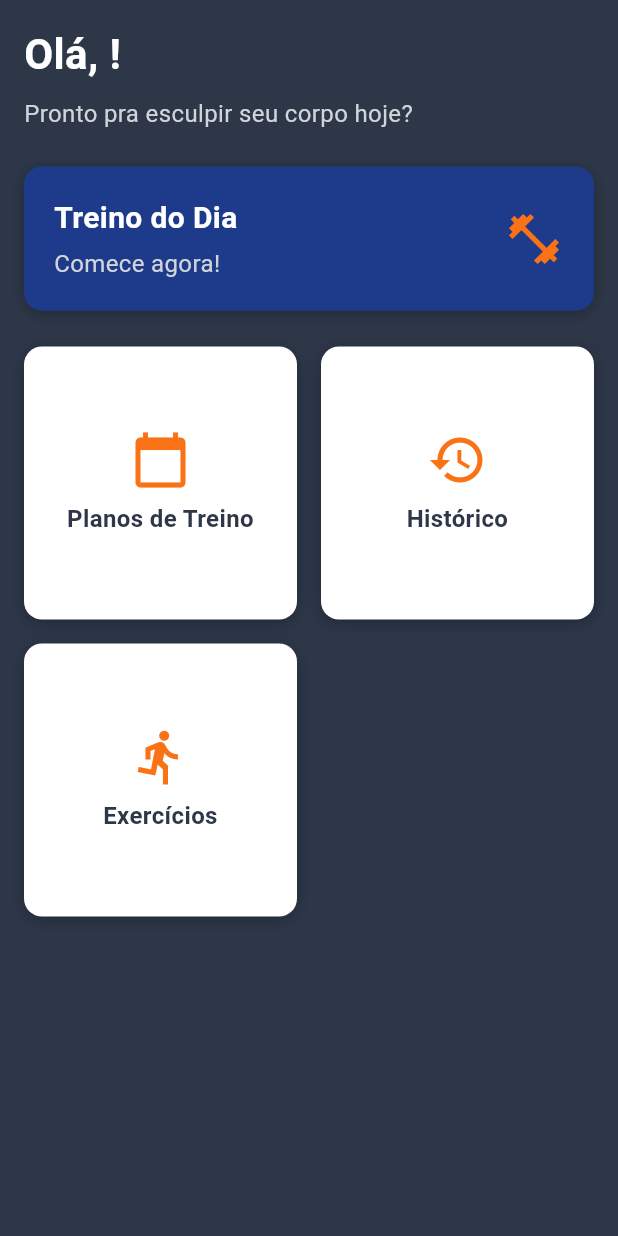
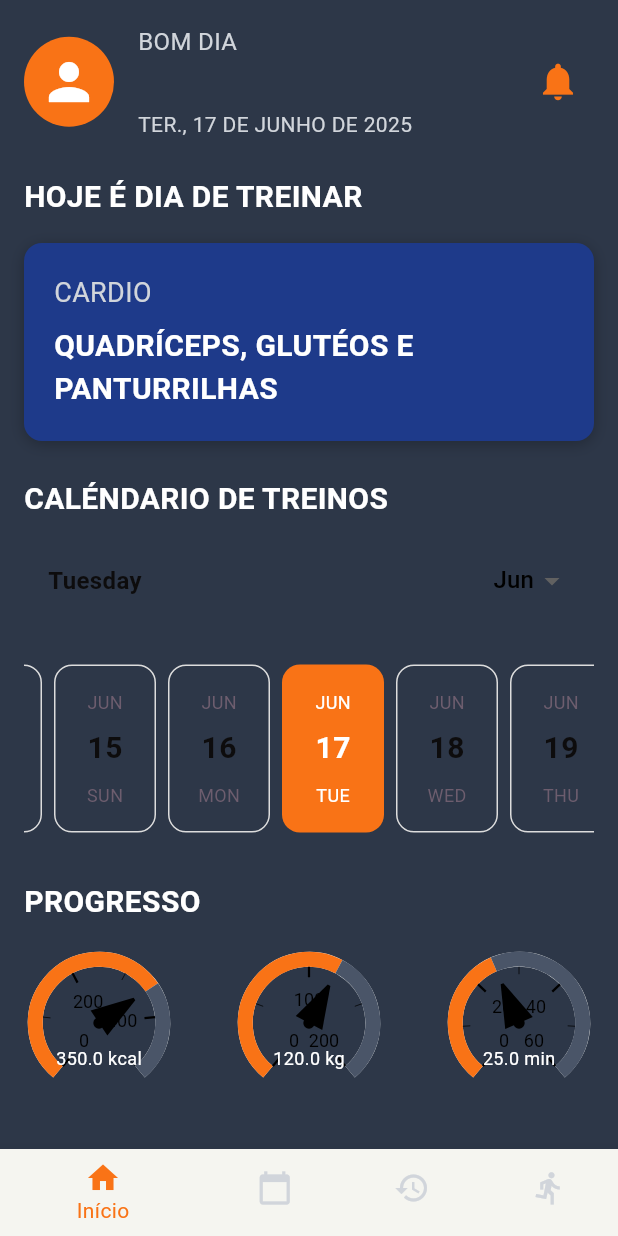
Before and after one commit to albertobezerra/esculpo, a Flutter app: the TelaInicial screen opened by its route, on a phone screen of 412 x 824 dp. Run offline on Flutter 3.47's test engine with Material 3 defaults, Android fonts, the phone set to English and light mode, and no system bars; drawn by our look-alikes of easy_date_timeline, syncfusion_flutter_gauges; our stand-ins replace cloud_firestore, firebase_auth, firebase_core, flutter_riverpod, google_fonts, google_mobile_ads and 2 more; accounts and stored records are empty.

Commit message:
Andamento na tela inicial

```diff
--- a/lib/screens/tela_inicial.dart
+++ b/lib/screens/tela_inicial.dart
@@ -1,45 +1,109 @@
 import 'package:flutter/material.dart';
 import 'package:firebase_auth/firebase_auth.dart';
+import 'package:intl/intl.dart';
+import 'package:easy_date_timeline/easy_date_timeline.dart';
+import 'package:syncfusion_flutter_gauges/gauges.dart';
 import 'tela_planos_treino.dart';
 import 'tela_historico_treinos.dart';
 import 'tela_exercicios.dart';
 import 'tela_treino.dart';
 
-class TelaInicial extends StatelessWidget {
+class TelaInicial extends StatefulWidget {
   const TelaInicial({super.key});
+
+  @override
+  State<TelaInicial> createState() => _TelaInicialState();
+}
+
+class _TelaInicialState extends State<TelaInicial> {
+  int _selectedIndex = 0;
+  final List<Widget> _pages = [
+    const TelaInicial(), // Substituir por um widget único se possível
+    const TelaPlanosTreino(),
+    const TelaHistoricoTreinos(),
+    const TelaExercicios(),
+  ];
 
   @override
   Widget build(BuildContext context) {
     final user = FirebaseAuth.instance.currentUser;
     final userName = user?.displayName ?? 'Usuário';
+    final DateTime now = DateTime.now();
+    final String formattedDate =
+        DateFormat('EEE, dd \'DE\' MMMM \'DE\' yyyy', 'pt_BR')
+            .format(now)
+            .toUpperCase();
+
+    // Dados fictícios pra gráficos (substituir por dados reais do Firebase depois)
+    const double caloriesBurned = 350.0;
+    const double weightLifted = 120.0;
+    const double cardioTime = 25.0;
 
     return Scaffold(
-      backgroundColor: const Color(0xFF2D3748), // Cinza Escuro
+      backgroundColor: const Color(0xFF2D3748),
       body: SafeArea(
         child: Padding(
           padding: const EdgeInsets.all(16.0),
           child: Column(
             crossAxisAlignment: CrossAxisAlignment.start,
             children: [
-              // Cabeçalho com saudação
+              // Cabeçalho
+              Row(
+                children: [
+                  const CircleAvatar(
+                    radius: 30,
+                    backgroundColor: Color(0xFFF97316),
+                    child: Icon(Icons.person, size: 40, color: Colors.white),
+                  ),
+                  const SizedBox(width: 16),
+                  Column(
+                    crossAxisAlignment: CrossAxisAlignment.start,
+                    children: [
+                      const Text(
+                        'BOM DIA',
+                        style: TextStyle(
+                          fontSize: 16,
+                          color: Color(0xFFD1D5DB),
+                        ),
+                      ),
                       Text(
-                'Olá, $userName!',
+                        userName,
                         style: const TextStyle(
-                  fontSize: 28,
+                          fontSize: 24,
                           fontWeight: FontWeight.bold,
                           color: Colors.white,
                         ),
                       ),
-              const SizedBox(height: 8),
-              const Text(
-                'Pronto pra esculpir seu corpo hoje?',
-                style: TextStyle(
-                  fontSize: 16,
-                  color: Color(0xFFD1D5DB), // Cinza Claro
+                      Text(
+                        formattedDate,
+                        style: const TextStyle(
+                          fontSize: 14,
+                          color: Color(0xFFD1D5DB),
                         ),
                       ),
+                    ],
+                  ),
+                  const Spacer(),
+                  IconButton(
+                    icon: const Icon(Icons.notifications,
+                        color: Color(0xFFF97316), size: 30),
+                    onPressed: () {
+                      // Lógica de notificação
+                    },
+                  ),
+                ],
+              ),
               const SizedBox(height: 24),
-              // Card principal - Iniciar Treino
+              // Bloco 1: Treino do Dia
+              const Text(
+                'HOJE É DIA DE TREINAR',
+                style: TextStyle(
+                  fontSize: 20,
+                  fontWeight: FontWeight.bold,
+                  color: Colors.white,
+                ),
+              ),
+              const SizedBox(height: 16),
               GestureDetector(
                 onTap: () {
                   Navigator.push(
@@ -48,9 +112,10 @@ class TelaInicial extends StatelessWidget {
                   );
                 },
                 child: Container(
+                  width: double.infinity,
                   padding: const EdgeInsets.all(20),
                   decoration: BoxDecoration(
-                    color: const Color(0xFF1E3A8A), // Azul Escuro
+                    color: const Color(0xFF1E3A8A),
                     borderRadius: BorderRadius.circular(12),
                     boxShadow: const [
                       BoxShadow(
@@ -60,138 +125,136 @@ class TelaInicial extends StatelessWidget {
                       ),
                     ],
                   ),
-                  child: const Row(
-                    mainAxisAlignment: MainAxisAlignment.spaceBetween,
-                    children: [
-                      Column(
+                  child: const Column(
                     crossAxisAlignment: CrossAxisAlignment.start,
                     children: [
                       Text(
-                            'Treino do Dia',
+                        'CARDIO',
+                        style: TextStyle(
+                          fontSize: 18,
+                          color: Color(0xFFD1D5DB),
+                        ),
+                      ),
+                      SizedBox(height: 8),
+                      Text(
+                        'QUADRÍCEPS, GLUTÉOS E PANTURRILHAS',
                         style: TextStyle(
                           fontSize: 20,
                           fontWeight: FontWeight.bold,
                           color: Colors.white,
                         ),
                       ),
-                          SizedBox(height: 4),
-                          Text(
-                            'Comece agora!',
-                            style: TextStyle(
-                              fontSize: 16,
-                              color: Color(0xFFD1D5DB),
+                    ],
                   ),
                 ),
+              ),
+              const SizedBox(height: 24),
+              // Bloco 2: Calendário de Treinos
+              const Text(
+                'CALÉNDARIO DE TREINOS',
+                style: TextStyle(
+                  fontSize: 20,
+                  fontWeight: FontWeight.bold,
+                  color: Colors.white,
+                ),
+              ),
+              const SizedBox(height: 16),
+              EasyDateTimeLine(
+                initialDate: now,
+                onDateChange: (selectedDate) {
+                  // Lógica ao mudar a data
+                },
+                activeColor: const Color(0xFFF97316),
+              ),
+              const SizedBox(height: 24),
+              // Bloco 3: Gráficos
+              const Text(
+                'PROGRESSO',
+                style: TextStyle(
+                  fontSize: 20,
+                  fontWeight: FontWeight.bold,
+                  color: Colors.white,
+                ),
+              ),
+              const SizedBox(height: 16),
+              Row(
+                mainAxisAlignment: MainAxisAlignment.spaceBetween,
+                children: [
+                  _buildGauge('Calorias', caloriesBurned, 500, 'kcal'),
+                  _buildGauge('Peso Levantado', weightLifted, 200, 'kg'),
+                  _buildGauge('Tempo Cardio', cardioTime, 60, 'min'),
                 ],
-                      ),
-                      Icon(
-                        Icons.fitness_center,
-                        size: 40,
-                        color: Color(0xFFF97316), // Laranja Vivo
               ),
             ],
           ),
         ),
       ),
-              const SizedBox(height: 24),
-              // Seções de navegação
-              Expanded(
-                child: GridView.count(
-                  crossAxisCount: 2,
-                  crossAxisSpacing: 16,
-                  mainAxisSpacing: 16,
-                  children: [
-                    _buildNavigationCard(
+      bottomNavigationBar: BottomNavigationBar(
+        currentIndex: _selectedIndex,
+        onTap: (index) {
+          setState(() {
+            _selectedIndex = index;
+          });
+          if (index != 0) {
+            // Evita loop recriando TelaInicial
+            Navigator.pushReplacement(
               context,
-                      title: 'Planos de Treino',
-                      icon: Icons.calendar_today,
-                      color: const Color(0xFFF97316), // Laranja Vivo
-                      onTap: () {
-                        Navigator.push(
-                          context,
-                          MaterialPageRoute(
-                              builder: (context) => const TelaPlanosTreino()),
+              MaterialPageRoute(builder: (context) => _pages[index]),
             );
+          }
         },
-                    ),
-                    _buildNavigationCard(
-                      context,
-                      title: 'Histórico',
-                      icon: Icons.history,
-                      color: const Color(0xFFF97316),
-                      onTap: () {
-                        Navigator.push(
-                          context,
-                          MaterialPageRoute(
-                              builder: (context) =>
-                                  const TelaHistoricoTreinos()),
-                        );
-                      },
-                    ),
-                    _buildNavigationCard(
-                      context,
-                      title: 'Exercícios',
-                      icon: Icons.directions_run,
-                      color: const Color(0xFFF97316),
-                      onTap: () {
-                        Navigator.push(
-                          context,
-                          MaterialPageRoute(
-                              builder: (context) => const TelaExercicios()),
-                        );
-                      },
-                    ),
+        items: const [
+          BottomNavigationBarItem(icon: Icon(Icons.home), label: 'Início'),
+          BottomNavigationBarItem(
+              icon: Icon(Icons.calendar_today), label: 'Planos'),
+          BottomNavigationBarItem(
+              icon: Icon(Icons.history), label: 'Histórico'),
+          BottomNavigationBarItem(
+              icon: Icon(Icons.directions_run), label: 'Exercícios'),
         ],
-                ),
-              ),
-            ],
-          ),
-        ),
+        selectedItemColor: const Color(0xFFF97316),
+        unselectedItemColor: const Color(0xFFD1D5DB),
+        backgroundColor: const Color(0xFF2D3748),
       ),
     );
   }
 
-  Widget _buildNavigationCard(
-    BuildContext context, {
-    required String title,
-    required IconData icon,
-    required Color color,
-    required VoidCallback onTap,
-  }) {
-    return GestureDetector(
-      onTap: onTap,
-      child: Container(
-        decoration: BoxDecoration(
-          color: const Color(0xFFFFFFFF), // Branco
-          borderRadius: BorderRadius.circular(12),
-          boxShadow: const [
-            BoxShadow(
-              color: Colors.black26,
-              blurRadius: 8,
-              offset: Offset(0, 2),
+  Widget _buildGauge(String title, double value, double maxValue, String unit) {
+    return SizedBox(
+      width: 100,
+      height: 100,
+      child: SfRadialGauge(
+        axes: <RadialAxis>[
+          RadialAxis(
+            minimum: 0,
+            maximum: maxValue,
+            ranges: <GaugeRange>[
+              GaugeRange(
+                startValue: 0,
+                endValue: value,
+                color: const Color(0xFFF97316),
+              ),
+              GaugeRange(
+                startValue: value,
+                endValue: maxValue,
+                color: const Color(0xFF4A5568),
+              ),
+            ],
+            pointers: <GaugePointer>[
+              NeedlePointer(value: value),
+            ],
+            annotations: <GaugeAnnotation>[
+              GaugeAnnotation(
+                widget: Text(
+                  '$value $unit',
+                  style: const TextStyle(fontSize: 12, color: Colors.white),
+                ),
+                angle: 90,
+                positionFactor: 0.5,
               ),
             ],
           ),
-        child: Column(
-          mainAxisAlignment: MainAxisAlignment.center,
-          children: [
-            Icon(
-              icon,
-              size: 40,
-              color: color,
-            ),
-            const SizedBox(height: 8),
-            Text(
-              title,
-              style: const TextStyle(
-                fontSize: 16,
-                fontWeight: FontWeight.bold,
-                color: Color(0xFF2D3748),
-              ),
-              textAlign: TextAlign.center,
-            ),
         ],
-        ),
       ),
     );
   }
--- /dev/null
+++ b/lib/screens/tela_perfil.dart
@@ -0,0 +1,13 @@
+import 'package:flutter/material.dart';
+
+class TelaPerfil extends StatelessWidget {
+  const TelaPerfil({super.key});
+
+  @override
+  Widget build(BuildContext context) {
+    return Scaffold(
+      appBar: AppBar(title: const Text('Perfil')),
+      body: const Center(child: Text('Perfil do Usuário')),
+    );
+  }
+}
--- a/pubspec.yaml
+++ b/pubspec.yaml
@@ -49,6 +49,8 @@ dependencies:
   flutter_localization: ^0.3.2
   flutter_localizations:
     sdk: flutter
+  syncfusion_flutter_gauges: ^29.2.10
+  easy_date_timeline: ^2.0.9
 
 dev_dependencies:
   flutter_test:
```
Also changed, not shown: pubspec.lock. Lines whose indentation alone changed are shown as unchanged.
